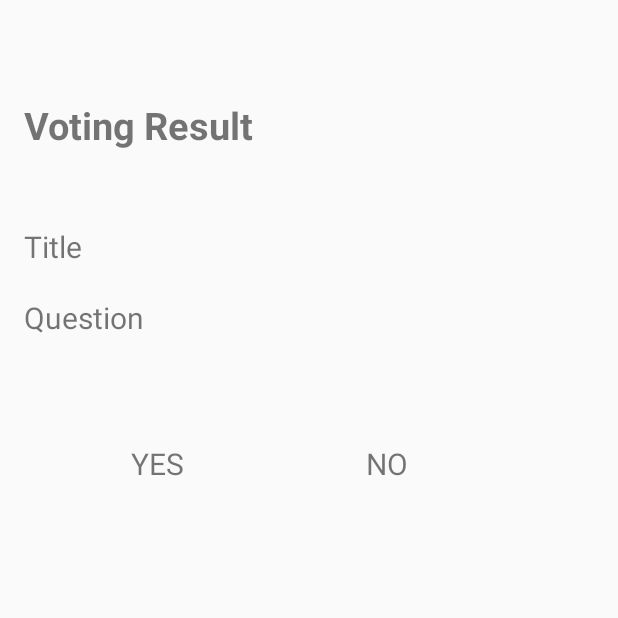
After one commit to sarahsal19/Ballot, an Android app: the Result screen opened directly, with no data from a screen before it, on a phone screen of 412 x 824 dp, the top half of it. The commit adds this screen. Run offline under Robolectric (Android 15) with nearby library versions, the phone set to English and light mode, and no system bars; 2 statements that could not run were skipped.

Commit message:
add voting result

```diff
--- a/app/src/main/java/com/example/ballot/Home.java
+++ b/app/src/main/java/com/example/ballot/Home.java
@@ -34,17 +34,18 @@ public class Home extends AppCompatActivity {
         dbHelper = new DBHelper(this);
         dbHelper.insertPoll("T1","Q1","37.4219983","-122.084");
         dbHelper.insertPoll("T2","Q2","37.4219983","-122.084");
-        dbHelper.insertPoll("T3","Q3","37.4219983","-122.084");
+        dbHelper.insertPoll("T3","Q13","37.4219983","-122.084");
         // onClick post poll button
         viewPollBtn.setOnClickListener(new View.OnClickListener() {
             @Override
             public void onClick(View view) {
                     // go to post a poll screen (make sure it work)
-                    Intent intent = new Intent(Home.this,ViewPoll.class);
+                    Intent intent = new Intent(Home.this,VotePoll.class);
                     startActivity(intent);
 
             }
         });
 
+
     }
 }
--- /dev/null
+++ b/app/src/main/java/com/example/ballot/Result.java
@@ -0,0 +1,31 @@
+package com.example.ballot;
+
+import android.os.Bundle;
+import android.widget.TextView;
+
+import androidx.appcompat.app.AppCompatActivity;
+
+public class Result extends AppCompatActivity {
+    @Override
+    protected void onCreate(Bundle savedInstanceState) {
+        super.onCreate(savedInstanceState);
+        setContentView(R.layout.result);
+
+        TextView title= findViewById(R.id.titleR);
+        TextView ques= findViewById(R.id.quesR);
+        TextView y= findViewById(R.id.yesR);
+        TextView n= findViewById(R.id.noR);
+
+
+        // get intent content
+        String titleP= getIntent().getStringExtra("title");
+        String quesP= getIntent().getStringExtra("ques");
+        int yP = getIntent().getIntExtra("yesT", 0);
+        int nP = getIntent().getIntExtra("noT", 0);
+        // display in the page
+        title.setText(titleP);
+        ques.setText(quesP);
+        y.setText(yP);
+        n.setText(nP);
+    }
+}
--- a/app/src/main/java/com/example/ballot/Sql/DBHelper.java
+++ b/app/src/main/java/com/example/ballot/Sql/DBHelper.java
@@ -56,7 +56,6 @@ public class DBHelper extends SQLiteOpenHelper {
     }
 
     public Boolean insertPoll(String title,String question,String latitude, String longitude){
-
         SQLiteDatabase DB = this.getWritableDatabase();
         ContentValues contentValues = new ContentValues();
         contentValues.put("title",title);
@@ -117,5 +116,9 @@ public class DBHelper extends SQLiteOpenHelper {
 
     return false;
 }
+    public void deleteAllData(){
+        SQLiteDatabase db = this.getWritableDatabase();
+        db.execSQL("DELETE FROM Polls");
+    }
 
 }
--- /dev/null
+++ b/app/src/main/res/layout/result.xml
@@ -0,0 +1,115 @@
+<?xml version="1.0" encoding="utf-8"?>
+<TableLayout xmlns:app="http://schemas.android.com/apk/res-auto"
+    xmlns:tools="http://schemas.android.com/tools"
+    xmlns:android="http://schemas.android.com/apk/res/android"
+    android:layout_width="match_parent"
+    android:layout_height="match_parent"
+    android:orientation="vertical"
+    android:padding="16dp"
+    tools:context=".Result">
+    <TableRow>
+
+        <TextView
+            android:id="@+id/textView8"
+            android:layout_width="wrap_content"
+            android:layout_height="wrap_content"
+            android:layout_marginTop="50dp"
+            android:layout_marginBottom="50dp"
+            android:text="Voting Result"
+
+            android:textSize="25sp"
+            android:textStyle="bold" />
+
+    </TableRow>
+
+    <TableRow>
+        <TextView
+            android:id="@+id/textView"
+            android:layout_width="wrap_content"
+            android:layout_height="wrap_content"
+            android:text="Title"
+
+            android:textSize="20sp"
+            android:layout_marginBottom="20dp" />
+        <TextView
+            android:id="@+id/titleR"
+            android:layout_width="wrap_content"
+            android:layout_height="wrap_content"
+
+            android:textSize="20sp"
+            android:layout_marginBottom="20dp" />
+    </TableRow>
+
+    <TableRow>
+
+        <TextView
+            android:id="@+id/textView2"
+            android:layout_width="60dp"
+            android:layout_height="wrap_content"
+            android:layout_marginBottom="20dp"
+            android:text="Question"
+            android:textSize="20sp" />
+
+        <TextView
+            android:id="@+id/quesR"
+            android:layout_width="wrap_content"
+            android:layout_height="wrap_content"
+            android:layout_marginBottom="20dp"
+            android:textSize="20sp"
+            />
+    </TableRow>
+
+    <TableRow/>
+    <TableRow/>
+
+    <TableRow>
+
+        <TextView
+            android:layout_marginTop="50dp"
+            android:id="@+id/YES1"
+            android:layout_width="130dp"
+            android:layout_height="wrap_content"
+            android:layout_marginBottom="20dp"
+            android:gravity="center"
+            android:text="YES"
+            android:textSize="20sp"
+            />
+
+        <TextView
+            android:layout_marginTop="50dp"
+            android:id="@+id/NO1"
+            android:layout_width="wrap_content"
+            android:layout_height="wrap_content"
+
+            android:layout_marginBottom="20dp"
+            android:layout_marginLeft="50dp"
+            android:text="NO"
+            android:textSize="20sp"
+            />
+
+    </TableRow>
+
+    <TableRow>
+
+        <TextView
+            android:id="@+id/yesR"
+            android:layout_width="178dp"
+            android:layout_height="wrap_content"
+            android:layout_marginBottom="20dp"
+            android:gravity="center"
+
+            android:textSize="20sp"
+            />
+
+        <TextView
+            android:id="@+id/noR"
+            android:layout_width="193dp"
+            android:layout_height="wrap_content"
+            android:layout_marginBottom="20dp"
+            android:layout_marginLeft="55dp"
+            android:textSize="20sp"
+            />
+
+    </TableRow>
+
+</TableLayout>
```
Also changed, not shown: app/src/main/AndroidManifest.xml (+10 -0 lines), app/src/main/java/com/example/ballot/SilentMode.java (added, +58 -0 lines), app/src/main/java/com/example/ballot/ViewPollAdapter.java (+23 -8 lines), app/src/main/java/com/example/ballot/VotePoll.java (+76 -5 lines), app/src/main/res/layout/silent_mode.xml (added, +39 -0 lines).
